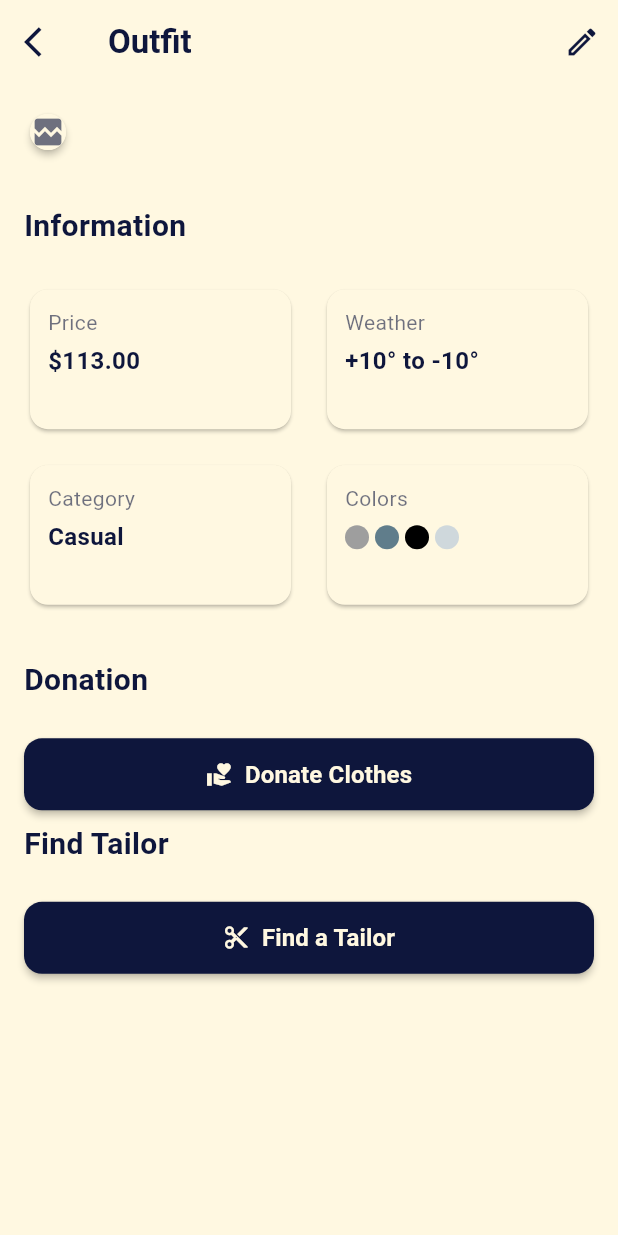
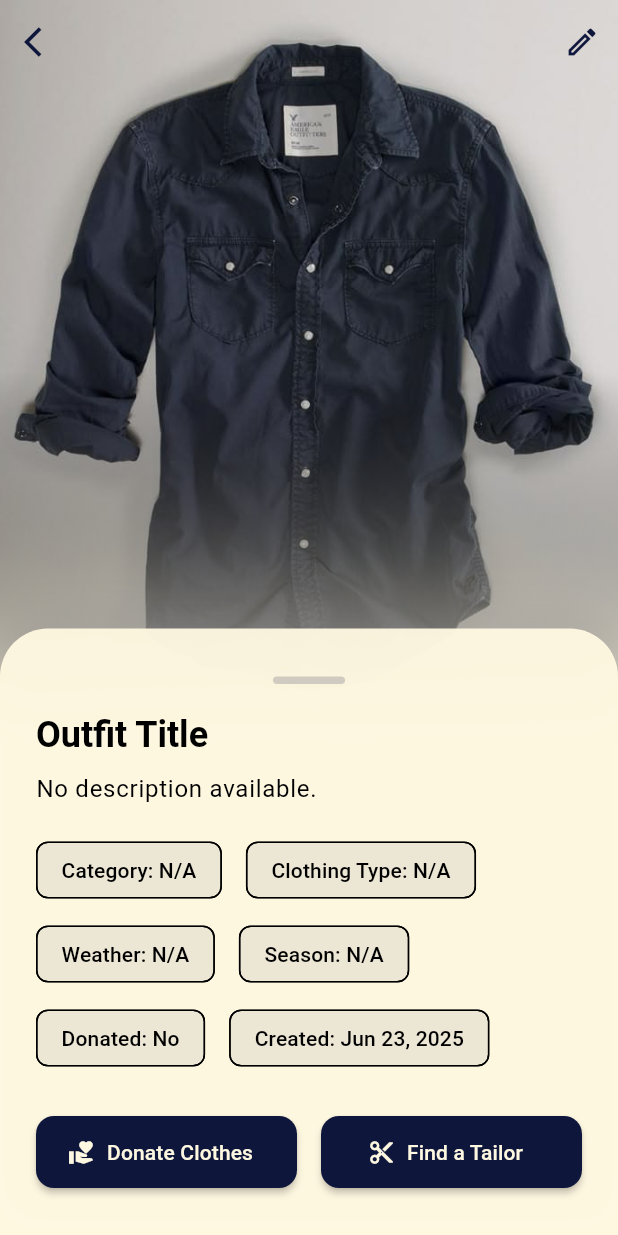
Before and after one commit to techy2567/virtual_wardrobe_app, a Flutter app: the OutfitDetailsScreen screen opened directly, on a phone screen of 412 x 824 dp. Run offline on Flutter 3.47's test engine with Material 3 defaults, Android fonts, the light colour scheme and no system bars; our stand-ins replace cloud_firestore, firebase_auth, firebase_core, geocoding, geolocator, get and 2 more; accounts and stored records are empty; network calls fail.

```diff
--- a/lib/controllers/auth_controller.dart
+++ b/lib/controllers/auth_controller.dart
@@ -41,7 +41,7 @@ class AuthController extends GetxController {
       Get.offAllNamed('/login');
     } else {
       // Reload user to get latest verification status
-      await user.reload();
+      // await user.reload();
       final currentUser = _auth.currentUser;
       if (currentUser != null && !currentUser.emailVerified) {
         Get.offAllNamed('/verify-email');
--- a/lib/screens/outfit_details_screen.dart
+++ b/lib/screens/outfit_details_screen.dart
@@ -1,214 +1,208 @@
 import 'package:flutter/material.dart';
 import 'package:get/get.dart';
-import 'package:virtual_wardrobe_app/widgets/info_card.dart'; // Import InfoCard and ColorInfoCard
-import 'package:virtual_wardrobe_app/widgets/section_title.dart'; // Import SectionTitle
-// ignore: unused_import
-import 'package:virtual_wardrobe_app/widgets/item_card.dart'; // Import ItemCard
-import 'package:virtual_wardrobe_app/screens/donation_screen.dart'; // Import DonationScreen
+import 'package:virtual_wardrobe_app/models/outfit_model.dart';
+import 'dart:io';
+import 'package:intl/intl.dart';
+import 'package:virtual_wardrobe_app/screens/donation_screen.dart';
 import 'package:virtual_wardrobe_app/screens/tailor_screen.dart';
 
 class OutfitDetailsScreen extends StatelessWidget {
-  const OutfitDetailsScreen({super.key});
+  final OutfitModel? outfit;
+  const OutfitDetailsScreen({Key? key, this.outfit}) : super(key: key);
 
   @override
   Widget build(BuildContext context) {
     final colorScheme = Theme.of(context).colorScheme;
+    final dateFormat = DateFormat('MMM d, yyyy');
 
-     // Dummy data for a single outfit for demonstration
-    final Map<String, dynamic> dummyOutfitDetails = {
-      'imageUrl': 'https://via.placeholder.com/400x300/CCCCCC', // Placeholder image URL (adjusted size)
-      'price': '\$113.00',
-      'weather': '+10° to -10°',
-      'category': 'Casual',
-      'colors': [Colors.grey, Colors.blueGrey, Colors.black, Colors.blueGrey.shade100],
-      'usedItems': [
-        {
-          'imageUrl': 'https://via.placeholder.com/100/808080', // Placeholder (adjusted size)
-          'title': 'Coat',
-        },
-        {
-          'imageUrl': 'https://via.placeholder.com/100/A9A9A9', // Placeholder (adjusted size)
-          'title': 'Sweater',
-        },
-         {
-          'imageUrl': 'https://via.placeholder.com/100/D3D3D3', // Placeholder (adjusted size)
-          'title': 'Jeans',
-        },
-         {
-          'imageUrl': 'https://via.placeholder.com/100/FFFFFF', // Placeholder (adjusted size)
-          'title': 'Shoes',
-        },
-      ],
-    };
+    // Fallbacks if outfit is null
+    final String title = outfit?.title ?? 'Outfit Title';
+    final String description = outfit?.description ?? 'No description available.';
+    final String category = outfit?.categories.join(', ') ?? 'N/A';
+    final String clothingType = outfit?.clothingType ?? 'N/A';
+    final String weather = outfit?.weatherRange ?? 'N/A';
+    final String season = outfit?.season ?? 'N/A';
+    final String donated = (outfit?.isDonated ?? false) ? 'Yes' : 'No';
+    final String created = outfit != null ? dateFormat.format(outfit!.createdAt) : dateFormat.format(DateTime.now());
+
+    final imageProvider = outfit?.imageId != null && outfit?.imageId != ''
+        ? FileImage(File(outfit!.imageId)) as ImageProvider
+        : AssetImage('assets/images/items/item1.jpeg');
 
     return Scaffold(
+      extendBodyBehindAppBar: true,
       appBar: AppBar(
+        backgroundColor: Colors.transparent,
+        elevation: 0,
         leading: IconButton(
-          icon: Icon(Icons.arrow_back_ios, color: colorScheme.primary), // Back arrow
-          onPressed: () {
-            Get.back(); // Navigate back using GetX
-          },
+          icon: Icon(Icons.arrow_back_ios, color: colorScheme.primary),
+          onPressed: () => Get.back(),
         ),
-        title: Text(
-          'Outfit', // Title from image
-          style: TextStyle(color: colorScheme.primary, fontWeight: FontWeight.bold), // Dark navy color
-        ),
-        backgroundColor: colorScheme.background, // Light beige background
-        elevation: 0,
         actions: [
           IconButton(
-            icon: Icon(Icons.edit_outlined, color: colorScheme.primary), // Edit icon
+            icon: Icon(Icons.edit_outlined, color: colorScheme.primary),
             onPressed: () {
               // TODO: Implement edit outfit logic
             },
           ),
         ],
       ),
-      backgroundColor: colorScheme.background, // Light beige background for the whole screen
-      body: SingleChildScrollView(
-        child: Padding(
-          padding: const EdgeInsets.all(16.0),
-          child: Column(
-            crossAxisAlignment: CrossAxisAlignment.start,
-            children: <Widget>[
-              // Main Outfit Image Section
-              Card(
-                 elevation: 2.0,
-                 shape: RoundedRectangleBorder(
-                   borderRadius: BorderRadius.circular(16.0),
-                 ),
-                 clipBehavior: Clip.antiAlias,
-                child: Image.network(
-                  dummyOutfitDetails['imageUrl'],
-                  fit: BoxFit.cover,
-                  height: 300, // Adjust height as needed to match image reference
+      backgroundColor: colorScheme.background,
+      body: Stack(
+        alignment: Alignment.topCenter,
+
+        children: [
+          // Fullscreen Image with Hero animation
+          Hero(
+            tag: 'outfit_image_${outfit?.id ?? 'default'}',
+            child: Align(
+              alignment: Alignment.topCenter,
+              child: AnimatedContainer(
+                duration: Duration(milliseconds: 600),
+                curve: Curves.easeInOut,
                 width: double.infinity,
-                   errorBuilder: (context, error, stackTrace) => Container(
-                     color: colorScheme.surface,
-                     child: Icon(Icons.broken_image, color: colorScheme.primary.withOpacity(0.6)),
-                   ),
-                   loadingBuilder: (context, child, loadingProgress) {
-                     if (loadingProgress == null) return child;
-                     return Center(
-                       child: CircularProgressIndicator(
-                         value: loadingProgress.expectedTotalBytes != null
-                             ? loadingProgress.cumulativeBytesLoaded / loadingProgress.expectedTotalBytes!
-                             : null,
-                       ),
-                     );
-                   },
+                height: Get.height*.6,
+                decoration: BoxDecoration(
+                  image: DecorationImage(
+                    image: imageProvider,
+                    fit: BoxFit.fitHeight,
                   ),
                 ),
-              const SizedBox(height: 24.0),
-
-              // Information Section
-              SectionTitle(title: 'Information'),
-              const SizedBox(height: 16.0),
-              GridView.count(
-                shrinkWrap: true, // Use shrinkWrap in Column to avoid unbounded height
-                physics: NeverScrollableScrollPhysics(), // Disable GridView's own scrolling
-                crossAxisCount: 2,
-                crossAxisSpacing: 16.0,
-                mainAxisSpacing: 16.0,
-                childAspectRatio: 1.8, // Adjust aspect ratio of info cards to match image
-                children: [
-                  InfoCard(label: 'Price', value: dummyOutfitDetails['price']),
-                  InfoCard(label: 'Weather', value: dummyOutfitDetails['weather']),
-                  InfoCard(label: 'Category', value: dummyOutfitDetails['category']),
-                  ColorInfoCard(label: 'Colors', colors: dummyOutfitDetails['colors']),
+                child: Container(
+                  decoration: BoxDecoration(
+                    gradient: LinearGradient(
+                      begin: Alignment.topCenter,
+                      end: Alignment.bottomCenter,
+                      colors: [
+                        Colors.transparent,
+                        colorScheme.background.withOpacity(0.92),
+                      ],
+                      stops: [0.5, 1.0],
+                    ),
+                  ),
+                ),
+              ),
+            ),
+          ),
+          // Details Bottom Sheet
+          Align(
+            alignment: Alignment.bottomCenter,
+            child: AnimatedSlide(
+              offset: Offset(0, 0),
+              duration: Duration(milliseconds: 600),
+              curve: Curves.easeOut,
+              child: Container(
+                width: double.infinity,
+                decoration: BoxDecoration(
+                  color: colorScheme.surface.withOpacity(0.95),
+                  borderRadius: BorderRadius.vertical(top: Radius.circular(32)),
+                  boxShadow: [
+                    BoxShadow(
+                      color: colorScheme.primary.withOpacity(0.10),
+                      blurRadius: 24,
+                      offset: Offset(0, -8),
+                    ),
                   ],
                 ),
-              const SizedBox(height: 24.0),
-
-              // Used Items Section
-              // SectionTitle(title: 'Used Items ',trailingText: '${dummyOutfitDetails['usedItems'].length}',), // Include item count
-              // const SizedBox(height: 16.0),
-              //  SizedBox(
-              //    height: 140, // Adjust height as needed for item cards
-              //    child: ListView.builder(
-              //      scrollDirection: Axis.horizontal,
-              //      itemCount: dummyOutfitDetails['usedItems'].length,
-              //      itemBuilder: (context, index) {
-              //        final item = dummyOutfitDetails['usedItems'][index];
-              //        return Padding(
-              //          padding: const EdgeInsets.only(right: 16.0), // Spacing between cards
-              //          child: SizedBox(
-              //            width: 100, // Explicit width for item card to match image
-              //            child: ItemCard(
-              //              imageUrl: item['imageUrl'],
-              //              title: item['title'],
-              //            ),
-              //          ),
-              //        );
-              //      },
-              //    ),
-              //  ),
-               // Donation Section
-               SectionTitle(title: 'Donation'),
-               const SizedBox(height: 16.0),
-               ElevatedButton(
-                 onPressed: () {
-                   Get.to(() => const DonationScreen());
-                 },
+                padding: const EdgeInsets.fromLTRB(24, 32, 24, 32),
+                child: Column(
+                  mainAxisSize: MainAxisSize.min,
+                  crossAxisAlignment: CrossAxisAlignment.start,
+                  children: [
+                    Center(
+                      child: Container(
+                        width: 48,
+                        height: 5,
+                        margin: const EdgeInsets.only(bottom: 18),
+                        decoration: BoxDecoration(
+                          color: colorScheme.primary.withOpacity(0.18),
+                          borderRadius: BorderRadius.circular(8),
+                        ),
+                      ),
+                    ),
+                    Text(
+                      title,
+                      style: Theme.of(context).textTheme.headlineSmall?.copyWith(fontWeight: FontWeight.bold),
+                    ),
+                    const SizedBox(height: 8),
+                    Text(
+                      description,
+                      style: Theme.of(context).textTheme.bodyLarge,
+                    ),
+                    const SizedBox(height: 18),
+                    Wrap(
+                      spacing: 16,
+                      runSpacing: 8,
+                      children: [
+                        _InfoChip(label: 'Category', value: category),
+                        _InfoChip(label: 'Clothing Type', value: clothingType),
+                        _InfoChip(label: 'Weather', value: weather),
+                        _InfoChip(label: 'Season', value: season),
+                        _InfoChip(label: 'Donated', value: donated),
+                        _InfoChip(label: 'Created', value: created),
+                      ],
+                    ),
+                    const SizedBox(height: 28),
+                    Row(
+                      children: [
+                        Expanded(
+                          child: ElevatedButton.icon(
+                            onPressed: () => Get.to(() => const DonationScreen()),
+                            icon: Icon(Icons.volunteer_activism),
+                            label: Text('Donate Clothes'),
                             style: ElevatedButton.styleFrom(
                               backgroundColor: colorScheme.primary,
                               foregroundColor: colorScheme.background,
-                   minimumSize: const Size(double.infinity, 48.0), // Full width button
+                              minimumSize: const Size(double.infinity, 48.0),
                               shape: RoundedRectangleBorder(
                                 borderRadius: BorderRadius.circular(12.0),
                               ),
                               elevation: 2.0,
                             ),
-                 child: const Row(
-                   mainAxisAlignment: MainAxisAlignment.center,
-                   children: [
-                     Icon(Icons.volunteer_activism),
-                     SizedBox(width: 8.0),
-                     Text(
-                       'Donate Clothes',
-                       style: TextStyle(
-                         fontSize: 16.0,
-                         fontWeight: FontWeight.bold,
                           ),
                         ),
-                   ],
-                 ),
-               ),
-               SectionTitle(title: 'Find Tailor'),
-               const SizedBox(height: 16.0),
-               ElevatedButton(
-                 onPressed: () {
-                   Get.to(() => const TailorScreen());
-                 },
+                        const SizedBox(width: 16),
+                        Expanded(
+                          child: ElevatedButton.icon(
+                            onPressed: () => Get.to(() => const TailorScreen()),
+                            icon: Icon(Icons.content_cut),
+                            label: Text('Find a Tailor'),
                             style: ElevatedButton.styleFrom(
                               backgroundColor: colorScheme.primary,
                               foregroundColor: colorScheme.background,
-                   minimumSize: const Size(double.infinity, 48.0), // Full width button
+                              minimumSize: const Size(double.infinity, 48.0),
                               shape: RoundedRectangleBorder(
                                 borderRadius: BorderRadius.circular(12.0),
                               ),
                               elevation: 2.0,
                             ),
-                 child: const Row(
-                   mainAxisAlignment: MainAxisAlignment.center,
-                   children: [
-                     Icon(Icons.content_cut),
-                     SizedBox(width: 8.0),
-                     Text(
-                       'Find a Tailor',
-                       style: TextStyle(
-                         fontSize: 16.0,
-                         fontWeight: FontWeight.bold,
                           ),
                         ),
                       ],
                     ),
-               ),
-               const SizedBox(height: 24.0), // Spacing at the bottom
                   ],
                 ),
               ),
             ),
+          ),
+        ],
+      ),
     );
   }
 }
+
+class _InfoChip extends StatelessWidget {
+  final String label;
+  final String value;
+  const _InfoChip({required this.label, required this.value});
+
+  @override
+  Widget build(BuildContext context) {
+    final colorScheme = Theme.of(context).colorScheme;
+    return Chip(
+      label: Text('$label: $value', style: TextStyle(fontWeight: FontWeight.w500)),
+      backgroundColor: colorScheme.primary.withOpacity(0.08),
+      shape: RoundedRectangleBorder(borderRadius: BorderRadius.circular(8)),
+    );
+  }
+}
```
Also changed, not shown: lib/controllers/controller_create_outfit.dart (+27 -11 lines), lib/screens/create_outfit_screen.dart (+178 -89 lines). Lines whose indentation alone changed are shown as unchanged.
